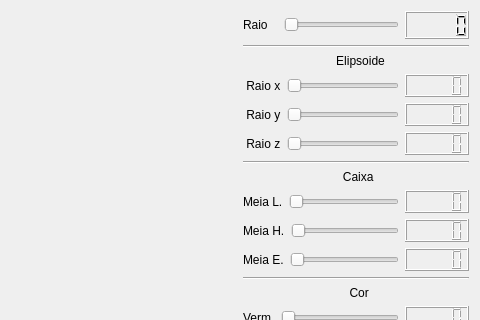
Old version of the form Paint3D/mainwindow.ui in the repository alecerioli/ProgramacaoAvancada; both pictures show x 301 to 781 and y 91 to 411 of the 781 by 574 pixel window.
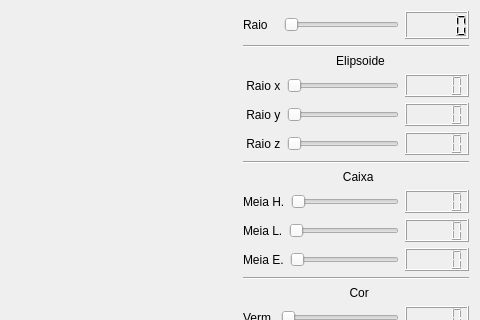
New version of the form. Icons and pictures are not drawn. Custom widgets are drawn as their Qt base class.

The edit to the form file:
```diff
--- a/Paint3D/mainwindow.ui
+++ b/Paint3D/mainwindow.ui
@@ -95,7 +95,7 @@
                  </widget>
                 </item>
                 <item>
-                 <widget class="QSlider" name="horizontalSliderRaioX">
+                 <widget class="QSlider" name="horizontalSliderRaioY">
                   <property name="orientation">
                    <enum>Qt::Horizontal</enum>
                   </property>
@@ -120,7 +120,7 @@
                  </widget>
                 </item>
                 <item>
-                 <widget class="QSlider" name="horizontalSliderRaioY">
+                 <widget class="QSlider" name="horizontalSliderRaioX">
                   <property name="orientation">
                    <enum>Qt::Horizontal</enum>
                   </property>
@@ -183,7 +183,7 @@
                 <item>
                  <widget class="QLabel" name="label_7">
                   <property name="text">
-                   <string>Meia L.</string>
+                   <string>Meia H.</string>
                   </property>
                  </widget>
                 </item>
@@ -208,7 +208,7 @@
                 <item>
                  <widget class="QLabel" name="label_8">
                   <property name="text">
-                   <string>Meia H.</string>
+                   <string>Meia L.</string>
                   </property>
                  </widget>
                 </item>
```
Left out of the diff: 13 changed lines with no effect on the pictures.
